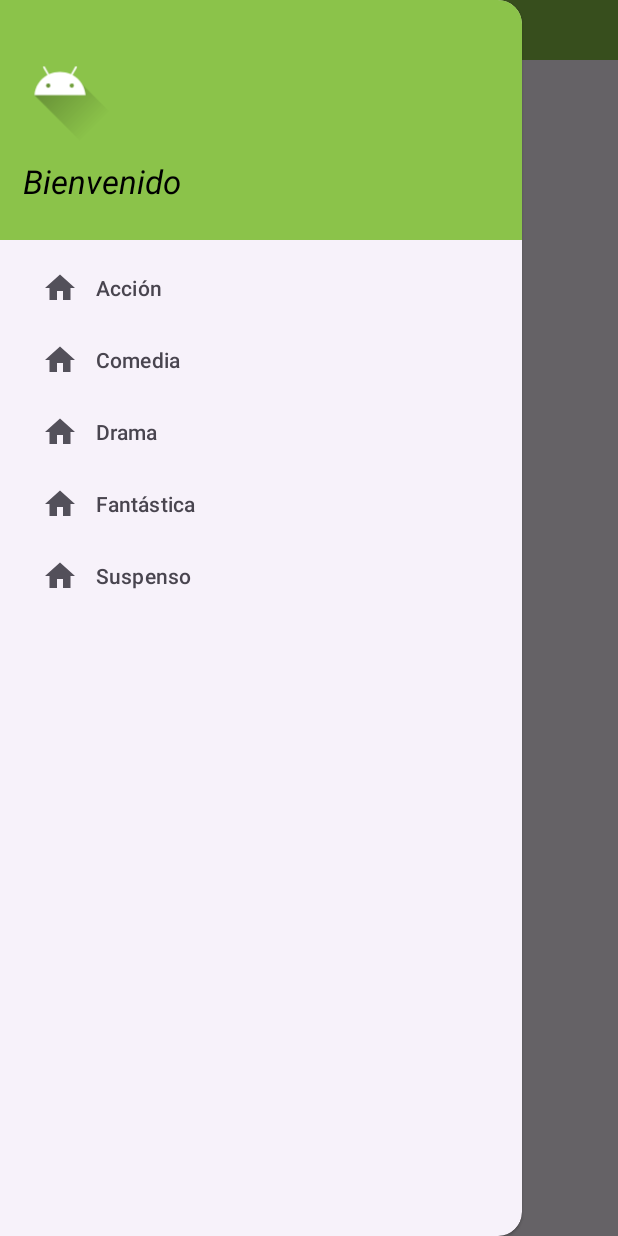
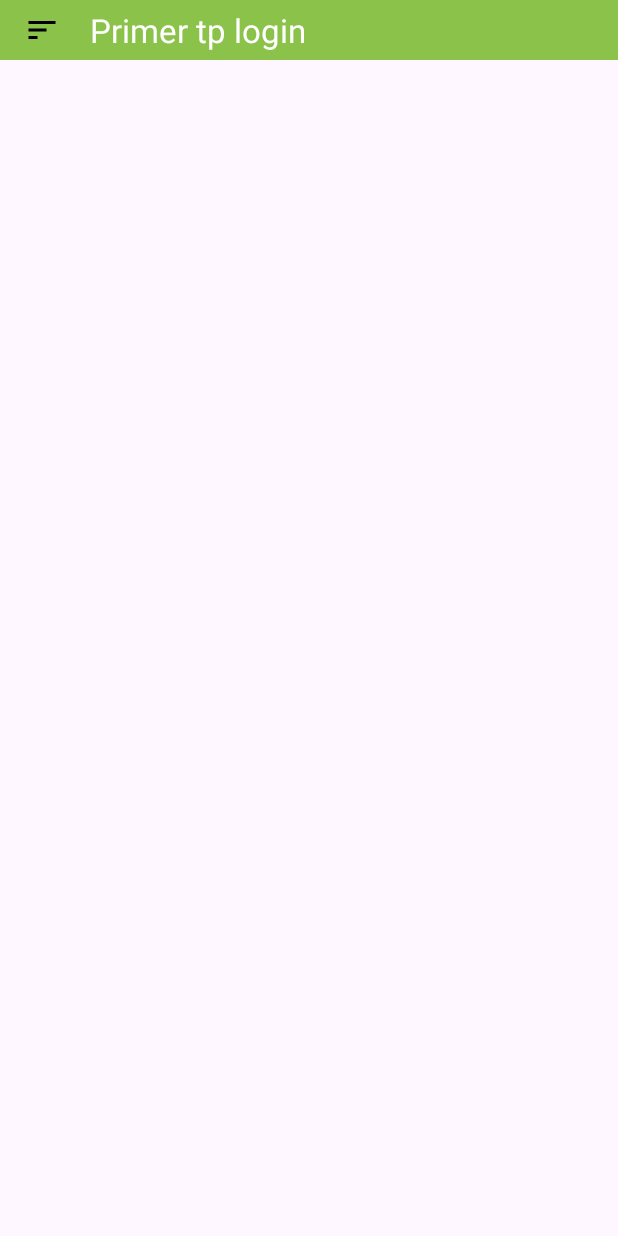
Before and after one commit to xOzymandiasx/login, an Android app: the UserActivity screen opened directly, with no data from a screen before it, in the side drawer, after a tap on "Comedia", on a phone screen of 412 x 824 dp. Run offline under Robolectric (Android 15) with nearby library versions, the phone set to English and light mode, and no system bars.

Commit message:
Menu drawer terminado

```diff
--- a/app/src/main/java/com/example/primertplogin/UserActivity.kt
+++ b/app/src/main/java/com/example/primertplogin/UserActivity.kt
@@ -2,29 +2,76 @@ package com.example.primertplogin
 
 import android.content.Intent
 import android.os.Bundle
+import android.view.MenuItem
+import android.widget.Toast
+import androidx.appcompat.app.ActionBarDrawerToggle
 import androidx.appcompat.app.AppCompatActivity
+import androidx.core.view.GravityCompat
+import androidx.drawerlayout.widget.DrawerLayout
 import com.example.primertplogin.RegisterActivity.Companion.CREDENTIALS
 import com.example.primertplogin.databinding.ActivityUserBinding
+import com.google.android.material.navigation.NavigationView
 
-class UserActivity : AppCompatActivity() {
+class UserActivity : AppCompatActivity(), NavigationView.OnNavigationItemSelectedListener {
 
   private lateinit var binding: ActivityUserBinding
+
+  private lateinit var drawerLayout : DrawerLayout
 
   override fun onCreate(savedInstanceState: Bundle?) {
     super.onCreate(savedInstanceState)
     binding = ActivityUserBinding.inflate(layoutInflater)
     setContentView(binding.root)
 
+    val toolbar = binding.toolbar
+    setSupportActionBar(toolbar)
+
+    drawerLayout = binding.main
+
+    val toggle = ActionBarDrawerToggle(this, drawerLayout, toolbar, R.string.nav_drawer_home_open, R.string.nav_drawer_home_close)
+    drawerLayout.addDrawerListener(toggle)
+
     val preferences = getSharedPreferences(CREDENTIALS, MODE_PRIVATE)
 
-    binding.button.setOnClickListener {
-      preferences.edit().remove("autoLogin").apply()
-      goToLogin()
-      }
+
+
+//    binding.button.setOnClickListener {
+  //    preferences.edit().remove("autoLogin").apply()
+    //  goToLogin()
+      //}
+
+    supportActionBar?.setDisplayHomeAsUpEnabled(true)
+    supportActionBar?.setHomeButtonEnabled(true)
+    supportActionBar?.setHomeAsUpIndicator(R.drawable.ic_menu)
+
+    binding.navigationView.setNavigationItemSelectedListener(this, )
     }
 
   private fun goToLogin() {
     val intent = Intent(this, MainActivity::class.java)
     startActivity(intent)
     }
+
+  override fun onNavigationItemSelected(item: MenuItem): Boolean {
+    when(item.itemId) {
+      R.id.nav_item_drama -> {
+        Toast.makeText(this, "Drama", Toast.LENGTH_SHORT).show()
+      }
+      R.id.nav_item_accion -> {
+        Toast.makeText(this, "Acción", Toast.LENGTH_SHORT).show()
+      }
+      R.id.nav_item_susp -> {
+        Toast.makeText(this, "Suspenso", Toast.LENGTH_SHORT).show()
+      }
+      R.id.nav_item_fant -> {
+        Toast.makeText(this, "Fantasia", Toast.LENGTH_SHORT).show()
+      }
+      R.id.nav_item_comedia -> {
+        Toast.makeText(this, "Comedia", Toast.LENGTH_SHORT).show()
+      }
+    }
+
+    drawerLayout.closeDrawer(GravityCompat.START)
+    return true
   }
+}
--- /dev/null
+++ b/app/src/main/res/drawable/ic_menu.xml
@@ -0,0 +1,5 @@
+<vector xmlns:android="http://schemas.android.com/apk/res/android" android:autoMirrored="true" android:height="24dp" android:tint="#000000" android:viewportHeight="24" android:viewportWidth="24" android:width="24dp">
+
+    <path android:fillColor="@android:color/white" android:pathData="M3,18h6v-2L3,16v2zM3,6v2h18L21,6L3,6zM3,13h12v-2L3,11v2z"/>
+
+</vector>
--- a/app/src/main/res/layout/activity_user.xml
+++ b/app/src/main/res/layout/activity_user.xml
@@ -23,18 +23,14 @@
             android:elevation="4dp"
             android:theme="@style/ThemeOverlay.AppCompat.Dark.ActionBar"
             app:popupTheme="@style/ThemeOverlay.AppCompat.Light" />
-
     </LinearLayout>
 
     <com.google.android.material.navigation.NavigationView
+        android:id="@+id/navigationView"
         android:layout_width="wrap_content"
         android:layout_height="match_parent"
         android:layout_gravity="start"
         app:headerLayout="@layout/nav_header_user"
         app:menu="@menu/menu_principal"/>
 
-
-
-
-
 </androidx.drawerlayout.widget.DrawerLayout>
--- a/app/src/main/res/layout/nav_header_user.xml
+++ b/app/src/main/res/layout/nav_header_user.xml
@@ -16,7 +16,7 @@
         tools:layout_editor_absoluteX="16dp"
         tools:layout_editor_absoluteY="16dp"
         app:layout_constraintTop_toTopOf="parent"
-        app:layout_constraineStart_toStartOf="parent"/>
+        />
 
     <TextView
         android:id="@+id/textousuario"
--- a/app/src/main/res/values/strings.xml
+++ b/app/src/main/res/values/strings.xml
@@ -9,4 +9,6 @@
     <string name="edit_text_hint_Log_Out">Cerrar sesión</string>
     <string name="edit_text_hint_autoLogin">Mantener sesión iniciada</string>
     <string name="select_genre">Selecciona tu género favorito de películas</string>
+    <string name="nav_drawer_home_open">Open</string>
+    <string name="nav_drawer_home_close">Close</string>
 </resources>
```
Also changed, not shown: app/src/main/res/icono/avatar.jpg (deleted).
